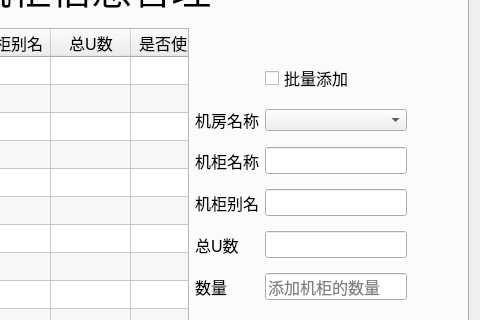
Qt form ui/base_info.ui (tainyuhong/pyside_machine_system) before a commit; both pictures show x 302 to 782 and y 89 to 409 of the 782 by 685 pixel window.
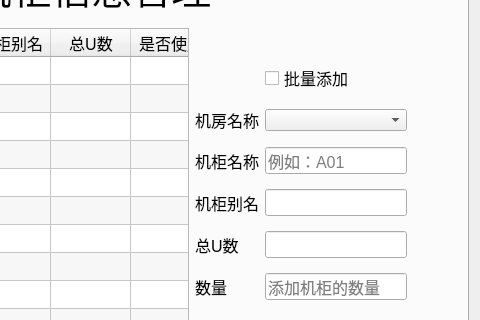
The same form after that commit. The open tabs and pages were chosen to show the change.

Diff of the .ui file:
```diff
--- a/ui/base_info.ui
+++ b/ui/base_info.ui
@@ -554,6 +554,9 @@
                <pointsize>12</pointsize>
               </font>
              </property>
+             <property name="placeholderText">
+              <string>例如：A01</string>
+             </property>
             </widget>
            </item>
            <item row="5" column="1">
```
Left out of the diff: 2 changed lines with no effect on the pictures.
